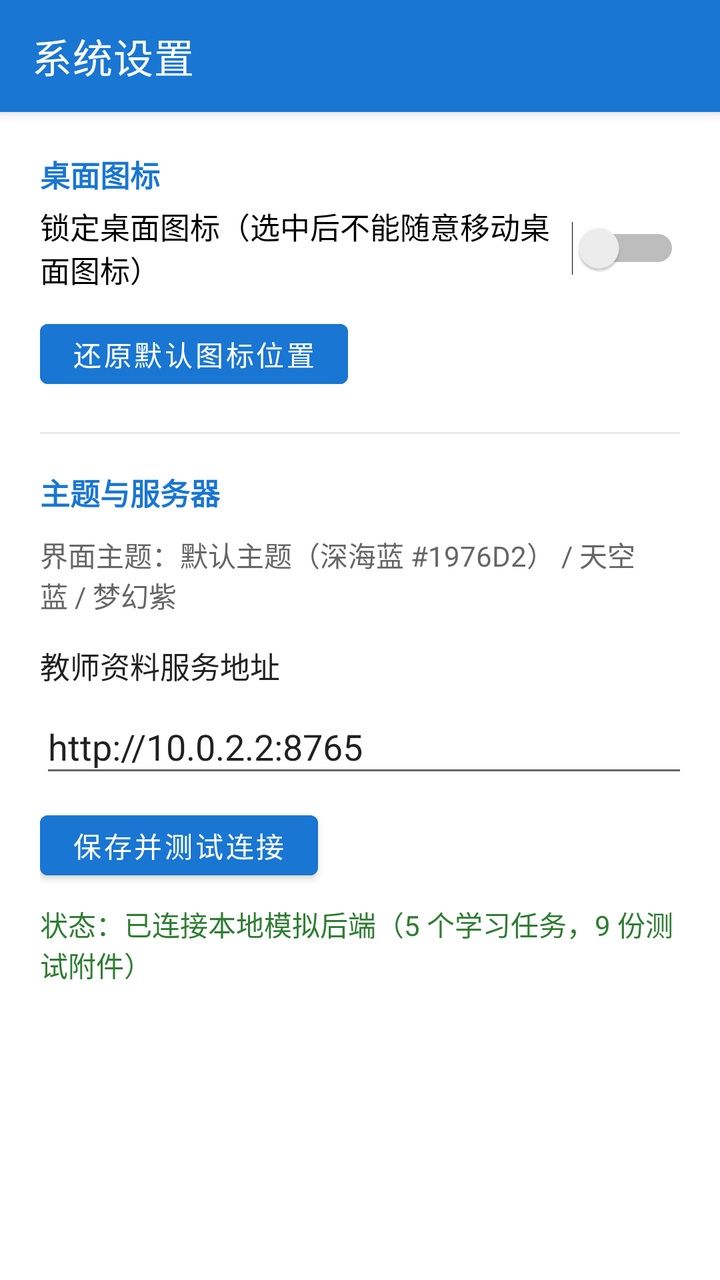
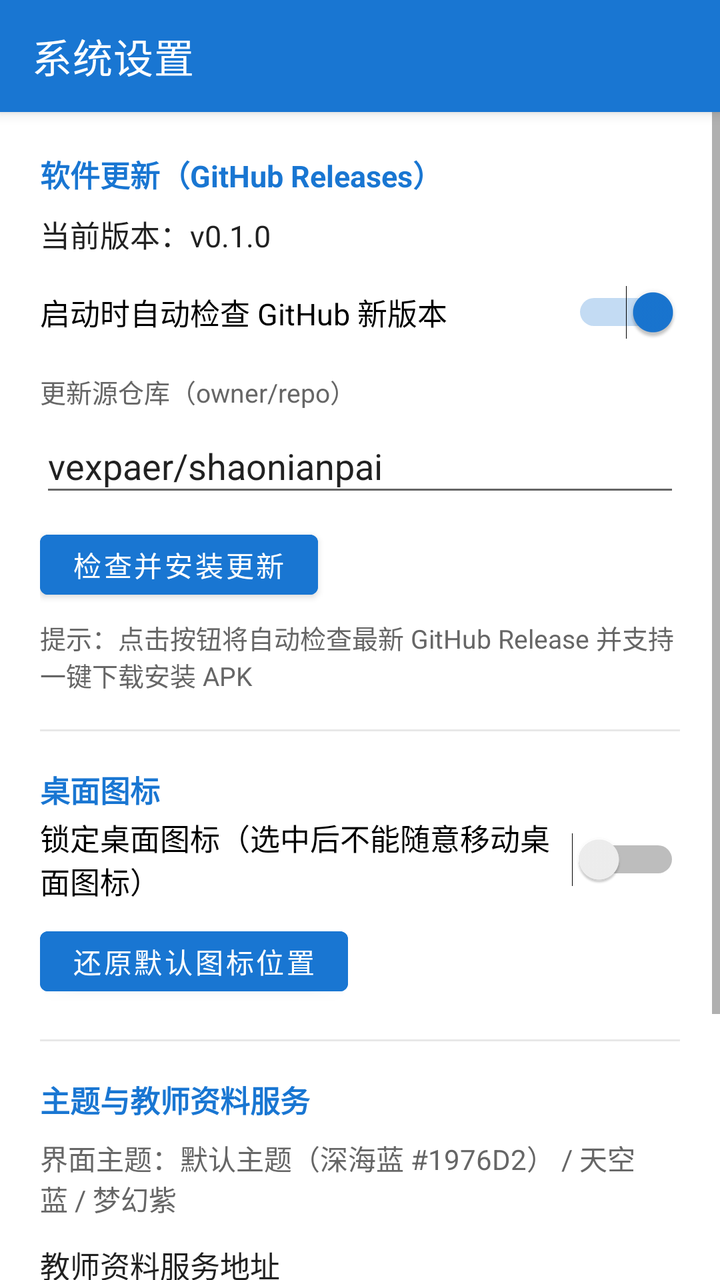

Two renders of the same Android screen: before a commit and after it. Below are the layout's source before the change and the commit's diff.
<!-- AndroidManifest.xml: activity theme AppTheme.NoActionBar -->
<!-- res/layout/activity_settings.xml -->
<?xml version="1.0" encoding="utf-8"?>
<LinearLayout xmlns:android="http://schemas.android.com/apk/res/android"
    xmlns:app="http://schemas.android.com/apk/res-auto"
    android:layout_width="match_parent"
    android:layout_height="match_parent"
    android:background="#FFFFFFFF"
    android:orientation="vertical">

    <androidx.appcompat.widget.Toolbar
        android:id="@+id/toolbar"
        android:layout_width="match_parent"
        android:layout_height="56dp"
        android:background="@color/primaryColor"
        android:elevation="4dp"
        android:theme="@style/ToolbarTheme"
        app:title="系统设置"
        app:titleTextColor="#FFFFFF" />

    <ScrollView
        android:layout_width="match_parent"
        android:layout_height="match_parent">

        <LinearLayout
            android:layout_width="match_parent"
            android:layout_height="wrap_content"
            android:orientation="vertical"
            android:padding="20dp">

            <TextView
                android:layout_width="wrap_content"
                android:layout_height="wrap_content"
                android:text="桌面图标"
                android:textColor="@color/primaryColor"
                android:textSize="15sp"
                android:textStyle="bold" />

            <Switch
                android:id="@+id/swLockIcons"
                android:layout_width="match_parent"
                android:layout_height="52dp"
                android:checked="false"
                android:text="锁定桌面图标（选中后不能随意移动桌面图标）"
                android:textSize="15sp" />

            <Button
                android:id="@+id/btnResetPositions"
                android:layout_width="wrap_content"
                android:layout_height="42dp"
                android:layout_marginTop="6dp"
                android:backgroundTint="@color/primaryColor"
                android:text="还原默认图标位置"
                android:textColor="#FFFFFF" />

            <View
                android:layout_width="match_parent"
                android:layout_height="1dp"
                android:layout_marginTop="18dp"
                android:layout_marginBottom="18dp"
                android:background="@color/separateLine" />

            <TextView
                android:layout_width="wrap_content"
                android:layout_height="wrap_content"
                android:text="主题与服务器"
                android:textColor="@color/primaryColor"
                android:textSize="15sp"
                android:textStyle="bold" />

            <TextView
                android:layout_width="wrap_content"
                android:layout_height="wrap_content"
                android:layout_marginTop="10dp"
                android:text="界面主题：默认主题（深海蓝 #1976D2） / 天空蓝 / 梦幻紫"
                android:textColor="@color/textSecondary"
                android:textSize="14sp" />

            <TextView
                android:layout_width="wrap_content"
                android:layout_height="wrap_content"
                android:layout_marginTop="14dp"
                android:text="教师资料服务地址"
                android:textColor="@color/textPrimary"
                android:textSize="15sp" />

            <EditText
                android:id="@+id/etServerUrl"
                android:layout_width="420dp"
                android:layout_height="44dp"
                android:layout_marginTop="6dp"
                android:hint="http://10.0.2.2:8765"
                android:text="http://10.0.2.2:8765" />

            <Button
                android:id="@+id/btnSaveServer"
                android:layout_width="wrap_content"
                android:layout_height="42dp"
                android:layout_marginTop="8dp"
                android:backgroundTint="@color/primaryColor"
                android:text="保存并测试连接"
                android:textColor="#FFFFFF" />

            <TextView
                android:id="@+id/tvConnectionStatus"
                android:layout_width="wrap_content"
                android:layout_height="wrap_content"
                android:layout_marginTop="8dp"
                android:text="状态：已连接本地模拟后端（5 个学习任务，9 份测试附件）"
                android:textColor="#2E7D32"
                android:textSize="14sp" />
        </LinearLayout>
    </ScrollView>
</LinearLayout>
<!-- resources referenced by this layout -->
<resources>
  <color name="primaryColor">#FF1976D2</color>
  <color name="separateLine">#FFE8E8E8</color>
  <color name="textPrimary">#FF212121</color>
  <color name="textSecondary">#FF666666</color>
  <style name="ToolbarTheme" parent="ThemeOverlay.AppCompat.Dark.ActionBar">
          <item name="android:textColorPrimary">#FFFFFF</item>
          <item name="android:textColorSecondary">#FFFFFF</item>
      </style>
  <style name="AppTheme.NoActionBar" parent="Theme.MaterialComponents.Light.NoActionBar">
          <item name="colorPrimary">@color/primaryColor</item>
          <item name="colorPrimaryDark">@color/primaryDarkColor</item>
          <item name="colorAccent">@color/primaryColor</item>
          <item name="android:statusBarColor">@color/primaryDarkColor</item>
      </style>
  <color name="primaryDarkColor">#FF004BA0</color>
</resources>

<!-- the commit's change to res/layout/activity_settings.xml (unified diff, before → after) -->
@@ -26,6 +26,90 @@
             android:orientation="vertical"
             android:padding="20dp">
 
+            
+            <TextView
+                android:layout_width="wrap_content"
+                android:layout_height="wrap_content"
+                android:text="软件更新（GitHub Releases）"
+                android:textColor="@color/primaryColor"
+                android:textSize="15sp"
+                android:textStyle="bold" />
+
+            <TextView
+                android:id="@+id/tvCurrentVersion"
+                android:layout_width="wrap_content"
+                android:layout_height="wrap_content"
+                android:layout_marginTop="8dp"
+                android:text="当前版本：v0.1.0"
+                android:textColor="@color/textPrimary"
+                android:textSize="15sp" />
+
+            <Switch
+                android:id="@+id/swAutoUpdate"
+                android:layout_width="match_parent"
+                android:layout_height="48dp"
+                android:layout_marginTop="4dp"
+                android:checked="true"
+                android:text="启动时自动检查 GitHub 新版本"
+                android:textSize="15sp" />
+
+            <TextView
+                android:layout_width="wrap_content"
+                android:layout_height="wrap_content"
+                android:layout_marginTop="6dp"
+                android:text="更新源仓库（owner/repo）"
+                android:textColor="@color/textSecondary"
+                android:textSize="13sp" />
+
+            <EditText
+                android:id="@+id/etGithubRepo"
+                android:layout_width="match_parent"
+                android:layout_height="44dp"
+                android:layout_marginTop="4dp"
+                android:hint="vexpaer/shaonianpai"
+                android:singleLine="true"
+                android:text="vexpaer/shaonianpai" />
+
+            <LinearLayout
+                android:layout_width="match_parent"
+                android:layout_height="wrap_content"
+                android:layout_marginTop="8dp"
+                android:gravity="center_vertical"
+                android:orientation="horizontal">
+
+                <Button
+                    android:id="@+id/btnCheckUpdate"
+                    android:layout_width="wrap_content"
+                    android:layout_height="42dp"
+                    android:backgroundTint="@color/primaryColor"
+                    android:text="检查并安装更新"
+                    android:textColor="#FFFFFF" />
+
+                <ProgressBar
+                    android:id="@+id/pbCheckUpdate"
+                    android:layout_width="24dp"
+                    android:layout_height="24dp"
+                    android:layout_marginStart="12dp"
+                    android:visibility="gone" />
+            </LinearLayout>
+
+            <TextView
+                android:id="@+id/tvUpdateStatus"
+                android:layout_width="match_parent"
+                android:layout_height="wrap_content"
+                android:layout_marginTop="6dp"
+                android:text="提示：点击按钮将自动检查最新 GitHub Release 并支持一键下载安装 APK"
+                android:textColor="@color/textSecondary"
+                android:textSize="13sp" />
+
+            <View
+                android:layout_width="match_parent"
+                android:layout_height="1dp"
+                android:layout_marginTop="18dp"
+                android:layout_marginBottom="18dp"
+                android:background="@color/separateLine" />
+
+            
             <TextView
                 android:layout_width="wrap_content"
                 android:layout_height="wrap_content"
@@ -37,7 +121,7 @@
             <Switch
                 android:id="@+id/swLockIcons"
                 android:layout_width="match_parent"
-                android:layout_height="52dp"
+                android:layout_height="48dp"
                 android:checked="false"
                 android:text="锁定桌面图标（选中后不能随意移动桌面图标）"
                 android:textSize="15sp" />
@@ -58,18 +142,19 @@
                 android:layout_marginBottom="18dp"
                 android:background="@color/separateLine" />
 
+            
             <TextView
                 android:layout_width="wrap_content"
                 android:layout_height="wrap_content"
-                android:text="主题与服务器"
+                android:text="主题与教师资料服务"
                 android:textColor="@color/primaryColor"
                 android:textSize="15sp"
                 android:textStyle="bold" />
 
             <TextView
-                android:layout_width="wrap_content"
+                android:layout_width="match_parent"
                 android:layout_height="wrap_content"
-                android:layout_marginTop="10dp"
+                android:layout_marginTop="8dp"
                 android:text="界面主题：默认主题（深海蓝 #1976D2） / 天空蓝 / 梦幻紫"
                 android:textColor="@color/textSecondary"
                 android:textSize="14sp" />
@@ -77,17 +162,18 @@
             <TextView
                 android:layout_width="wrap_content"
                 android:layout_height="wrap_content"
-                android:layout_marginTop="14dp"
+                android:layout_marginTop="12dp"
                 android:text="教师资料服务地址"
                 android:textColor="@color/textPrimary"
                 android:textSize="15sp" />
 
             <EditText
                 android:id="@+id/etServerUrl"
-                android:layout_width="420dp"
+                android:layout_width="match_parent"
                 android:layout_height="44dp"
                 android:layout_marginTop="6dp"
                 android:hint="http://10.0.2.2:8765"
+                android:singleLine="true"
                 android:text="http://10.0.2.2:8765" />
 
             <Button
@@ -101,7 +187,7 @@
 
             <TextView
                 android:id="@+id/tvConnectionStatus"
-                android:layout_width="wrap_content"
+                android:layout_width="match_parent"
                 android:layout_height="wrap_content"
                 android:layout_marginTop="8dp"
                 android:text="状态：已连接本地模拟后端（5 个学习任务，9 份测试附件）"
